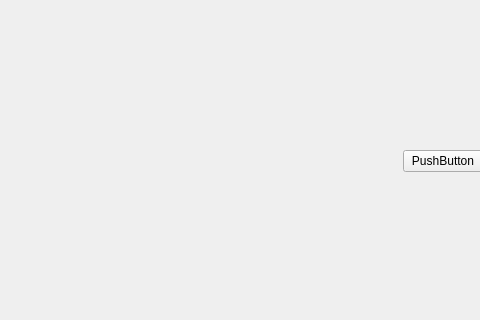
First picture: the form in cwhiteboard/example/test1/mainwindow.ui, repository weinkym/src_miao, before the edit; both pictures show x 240 to 720 and y 122 to 442 of the 820 by 571 pixel window.
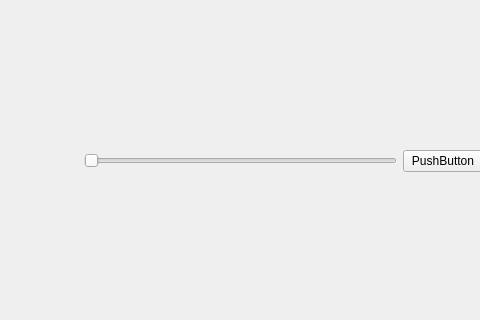
Second picture: the form after the edit. Icons and pictures are not drawn.

Patch:
```diff
--- a/cwhiteboard/example/test1/mainwindow.ui
+++ b/cwhiteboard/example/test1/mainwindow.ui
@@ -19,6 +19,12 @@
 }</string>
   </property>
   <widget class="QWidget" name="centralWidget">
+   <property name="sizePolicy">
+    <sizepolicy hsizetype="Expanding" vsizetype="Preferred">
+     <horstretch>0</horstretch>
+     <verstretch>0</verstretch>
+    </sizepolicy>
+   </property>
    <layout class="QVBoxLayout" name="verticalLayout">
     <item>
      <layout class="QVBoxLayout" name="vLayout">
@@ -37,6 +43,13 @@
           </property>
          </spacer>
         </item>
+        <item>
+         <widget class="QSlider" name="horizontalSlider">
+          <property name="orientation">
+           <enum>Qt::Horizontal</enum>
+          </property>
+         </widget>
+        </item>
         <item>
          <widget class="QPushButton" name="pushButton">
           <property name="text">
```
